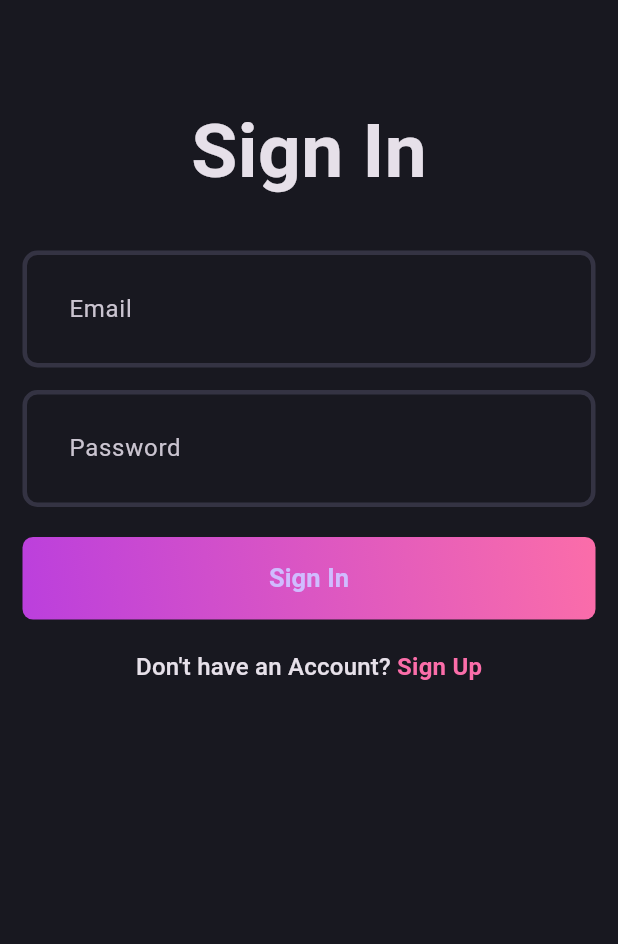
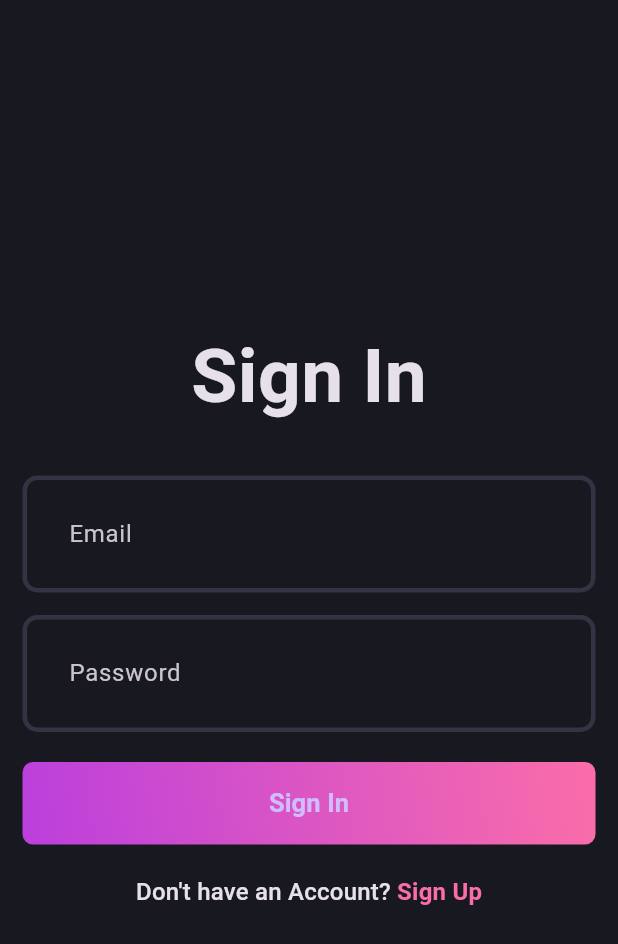
Before and after one commit to mohamedmosilhy/Blog-App, a Flutter app: the screen it shows after launch, on a phone screen of 412 x 824 dp. Shown: the top 944 px of the screen. Run offline on Flutter 3.47's test engine with Material 3 defaults, Android fonts, the phone set to English and light mode, and no system bars; our stand-ins replace dotted_border, flutter_bloc, fpdart, get_it, hive, image_picker and 2 more; accounts and stored records are empty; statements that could not run were skipped.

Commit message:
adjust layout of sign in and sign up

```diff
--- a/lib/features/auth/presentation/pages/login_page.dart
+++ b/lib/features/auth/presentation/pages/login_page.dart
@@ -54,7 +54,7 @@ class _LoginPageState extends State<LoginPage> {
                   mainAxisAlignment: MainAxisAlignment.center,
                   children: [
                     const SizedBox(
-                      height: 50,
+                      height: 200,
                     ),
                     const Text(
                       "Sign In",
--- a/lib/features/auth/presentation/pages/signup_page.dart
+++ b/lib/features/auth/presentation/pages/signup_page.dart
@@ -57,7 +57,7 @@ class _SignUpPageState extends State<SignUpPage> {
                   mainAxisAlignment: MainAxisAlignment.center,
                   children: [
                     const SizedBox(
-                      height: 50,
+                      height: 100,
                     ),
                     const Text(
                       "Sign Up",
```
